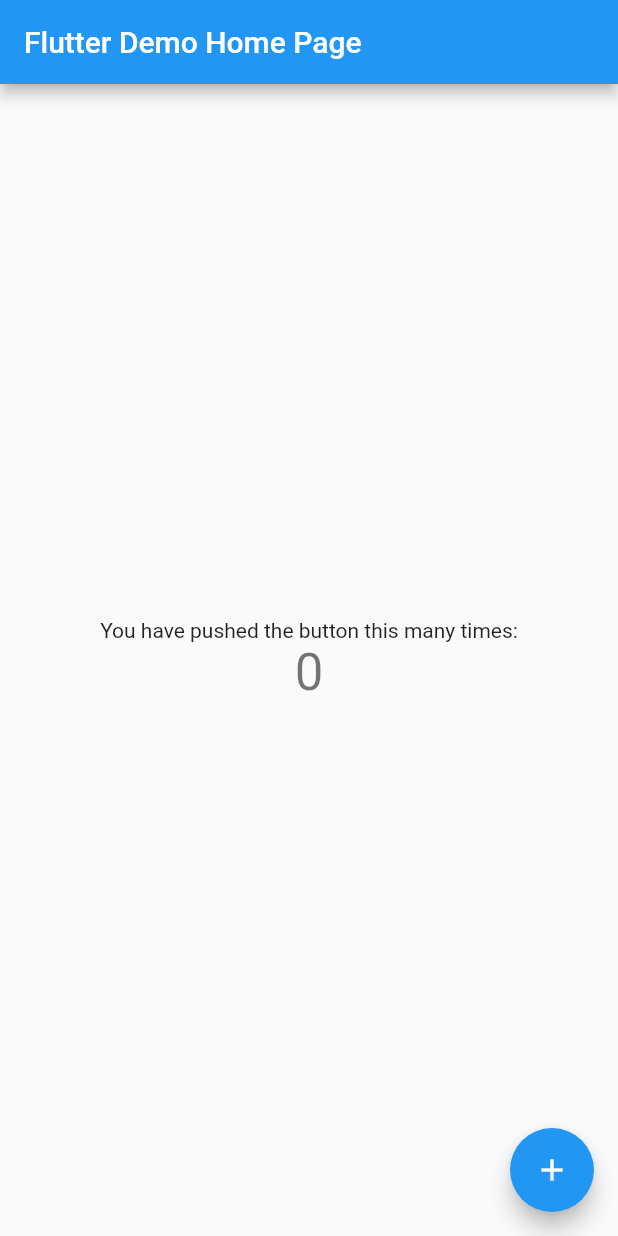
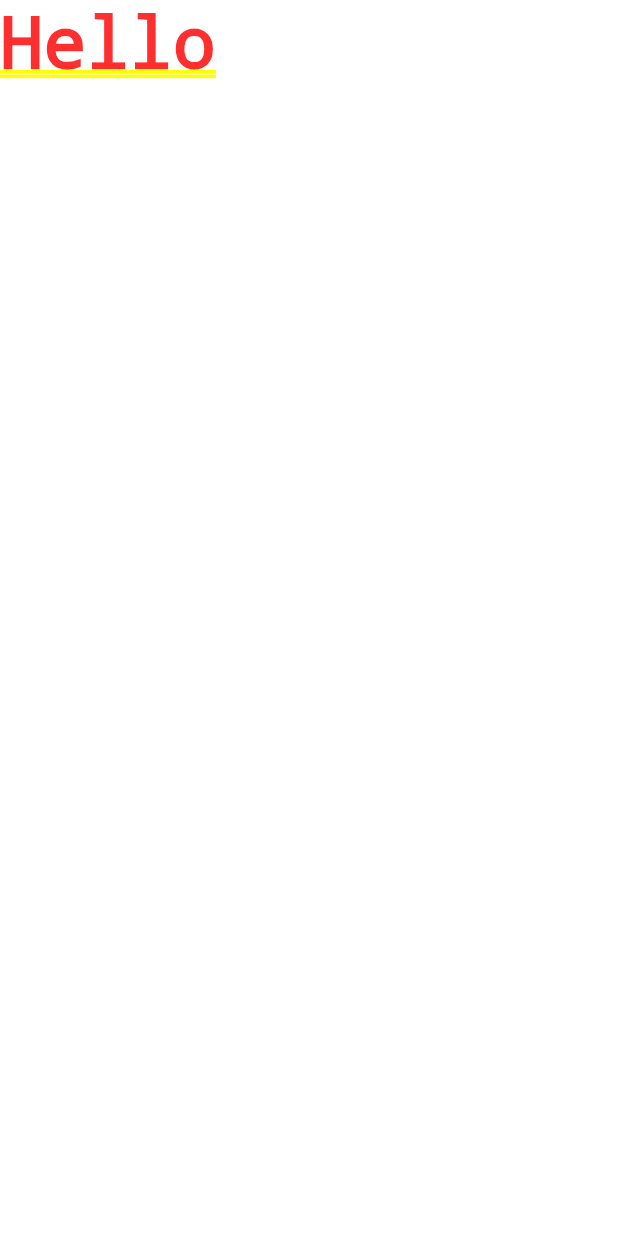
Before and after one commit to leorapini/space_pics_clean, a Flutter app: the screen it shows after launch, on a phone screen of 412 x 824 dp. Run offline on Flutter 3.47's test engine with Material 2 defaults, Android fonts, the phone set to English and light mode, and no system bars.

Commit message:
clear file

```diff
--- a/lib/main.dart
+++ b/lib/main.dart
@@ -1,115 +1,20 @@
 import 'package:flutter/material.dart';
 
 void main() {
-  runApp(const MyApp());
+  runApp(const App());
 }
 
-class MyApp extends StatelessWidget {
-  const MyApp({super.key});
+class App extends StatelessWidget {
+  const App({super.key});
 
-  // This widget is the root of your application.
   @override
   Widget build(BuildContext context) {
     return MaterialApp(
-      title: 'Flutter Demo',
+      title: 'Space Pics',
       theme: ThemeData(
-        // This is the theme of your application.
-        //
-        // Try running your application with "flutter run". You'll see the
-        // application has a blue toolbar. Then, without quitting the app, try
-        // changing the primarySwatch below to Colors.green and then invoke
-        // "hot reload" (press "r" in the console where you ran "flutter run",
-        // or simply save your changes to "hot reload" in a Flutter IDE).
-        // Notice that the counter didn't reset back to zero; the application
-        // is not restarted.
         primarySwatch: Colors.blue,
       ),
-      home: const MyHomePage(title: 'Flutter Demo Home Page'),
+      home: const Text('Hello'),
     );
   }
 }
-
-class MyHomePage extends StatefulWidget {
-  const MyHomePage({super.key, required this.title});
-
-  // This widget is the home page of your application. It is stateful, meaning
-  // that it has a State object (defined below) that contains fields that affect
-  // how it looks.
-
-  // This class is the configuration for the state. It holds the values (in this
-  // case the title) provided by the parent (in this case the App widget) and
-  // used by the build method of the State. Fields in a Widget subclass are
-  // always marked "final".
-
-  final String title;
-
-  @override
-  State<MyHomePage> createState() => _MyHomePageState();
-}
-
-class _MyHomePageState extends State<MyHomePage> {
-  int _counter = 0;
-
-  void _incrementCounter() {
-    setState(() {
-      // This call to setState tells the Flutter framework that something has
-      // changed in this State, which causes it to rerun the build method below
-      // so that the display can reflect the updated values. If we changed
-      // _counter without calling setState(), then the build method would not be
-      // called again, and so nothing would appear to happen.
-      _counter++;
-    });
-  }
-
-  @override
-  Widget build(BuildContext context) {
-    // This method is rerun every time setState is called, for instance as done
-    // by the _incrementCounter method above.
-    //
-    // The Flutter framework has been optimized to make rerunning build methods
-    // fast, so that you can just rebuild anything that needs updating rather
-    // than having to individually change instances of widgets.
-    return Scaffold(
-      appBar: AppBar(
-        // Here we take the value from the MyHomePage object that was created by
-        // the App.build method, and use it to set our appbar title.
-        title: Text(widget.title),
-      ),
-      body: Center(
-        // Center is a layout widget. It takes a single child and positions it
-        // in the middle of the parent.
-        child: Column(
-          // Column is also a layout widget. It takes a list of children and
-          // arranges them vertically. By default, it sizes itself to fit its
-          // children horizontally, and tries to be as tall as its parent.
-          //
-          // Invoke "debug painting" (press "p" in the console, choose the
-          // "Toggle Debug Paint" action from the Flutter Inspector in Android
-          // Studio, or the "Toggle Debug Paint" command in Visual Studio Code)
-          // to see the wireframe for each widget.
-          //
-          // Column has various properties to control how it sizes itself and
-          // how it positions its children. Here we use mainAxisAlignment to
-          // center the children vertically; the main axis here is the vertical
-          // axis because Columns are vertical (the cross axis would be
-          // horizontal).
-          mainAxisAlignment: MainAxisAlignment.center,
-          children: <Widget>[
-            const Text(
-              'You have pushed the button this many times:',
-            ),
-            Text(
-              '$_counter',
-              style: Theme.of(context).textTheme.headline4,
-            ),
-          ],
-        ),
-      ),
-      floatingActionButton: FloatingActionButton(
-        onPressed: _incrementCounter,
-        tooltip: 'Increment',
-        child: const Icon(Icons.add),
-      ), // This trailing comma makes auto-formatting nicer for build methods.
-    );
-  }
-}
```
